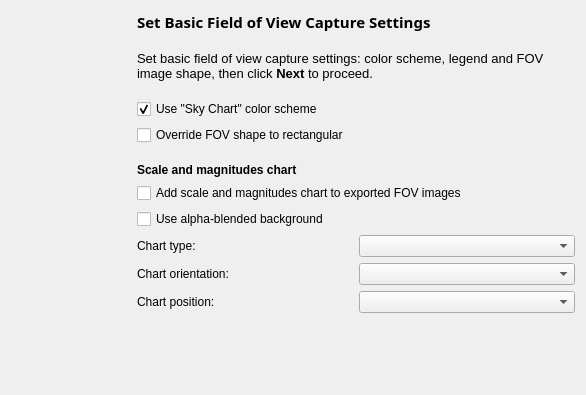
KDE/kstars, file kstars/printing/pwizfovconfig.ui: the form before one commit.
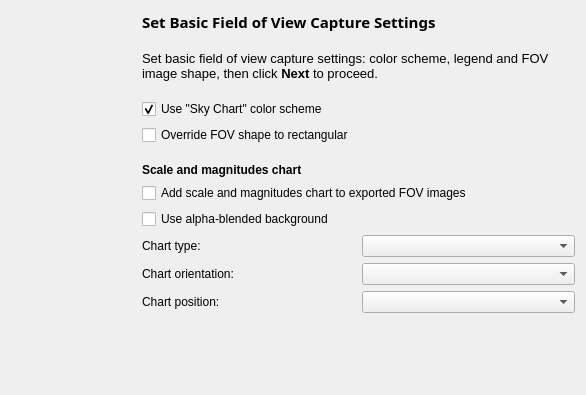
The form after the commit.

Commit message: Added spacer between banner image and step layout in Printing Wizard.

What changed in the file:
```diff
--- a/kstars/printing/pwizfovconfig.ui
+++ b/kstars/printing/pwizfovconfig.ui
@@ -39,6 +39,22 @@
      </property>
     </widget>
    </item>
+   <item>
+    <spacer name="horSpacer1">
+     <property name="orientation">
+      <enum>Qt::Horizontal</enum>
+     </property>
+     <property name="sizeType">
+      <enum>QSizePolicy::Fixed</enum>
+     </property>
+     <property name="sizeHint" stdset="0">
+      <size>
+       <width>5</width>
+       <height>20</height>
+      </size>
+     </property>
+    </spacer>
+   </item>
    <item>
     <layout class="QVBoxLayout" name="fovConfigLayout">
      <property name="spacing">
```
Left out of the diff: 21 changed lines with no effect on the pictures. The commit also changes 9 other files.
